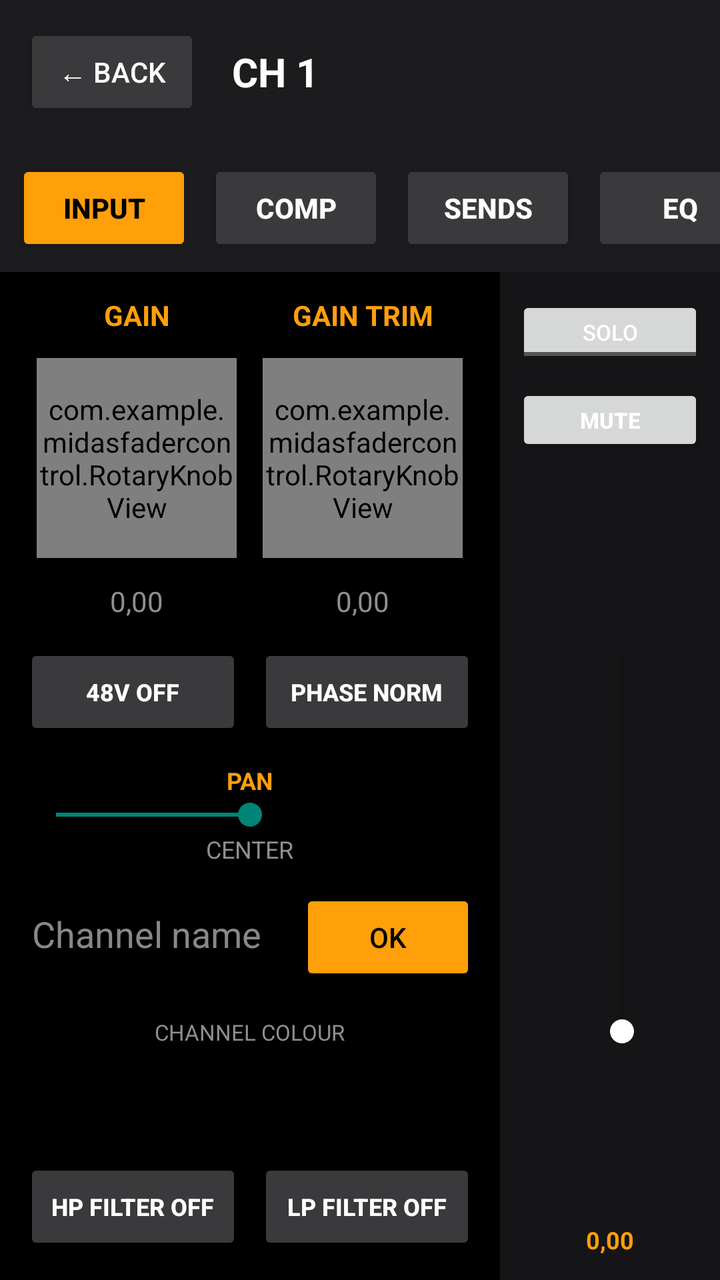
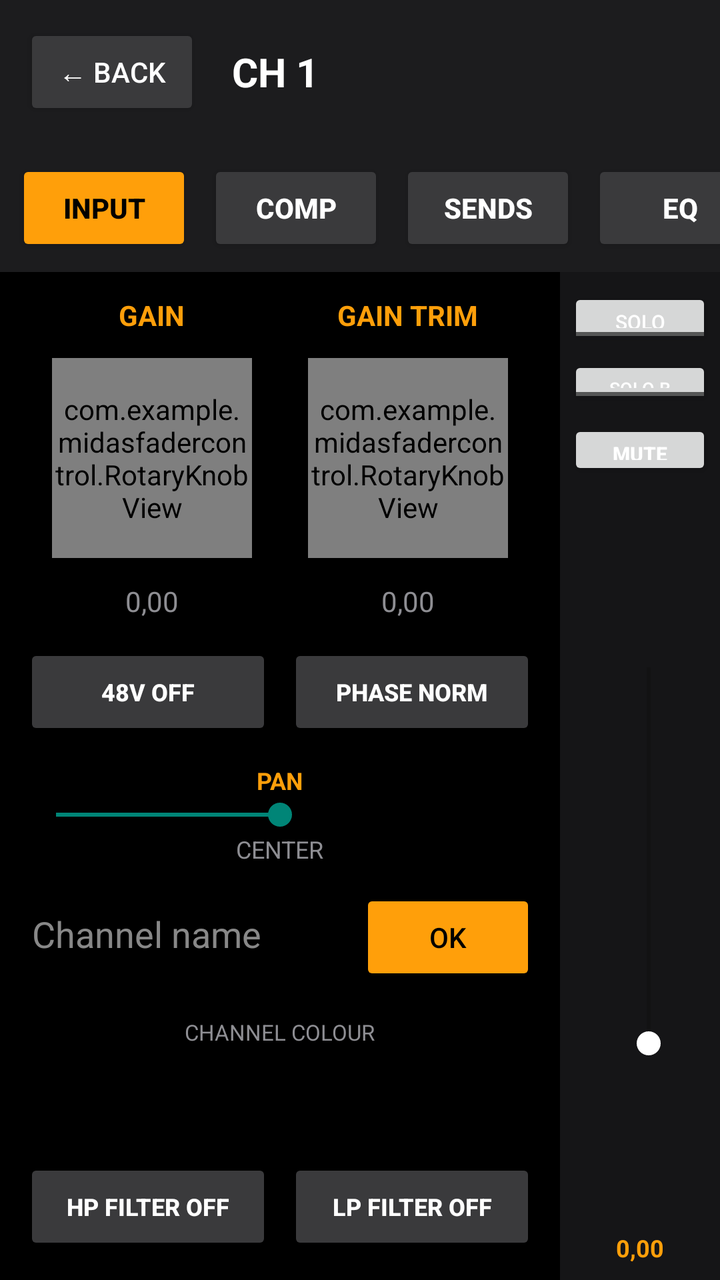

An Android layout rendered at two revisions. The XML below is the earlier revision; the diff shows what the commit changed to produce the second picture.
<!-- AndroidManifest.xml: application theme Theme.AppCompat.DayNight -->
<!-- res/layout/channel_detail.xml -->
<?xml version="1.0" encoding="utf-8"?>
<LinearLayout xmlns:android="http://schemas.android.com/apk/res/android"
    android:layout_width="match_parent"
    android:layout_height="match_parent"
    android:fitsSystemWindows="true"
    android:orientation="vertical"
    android:background="#000000">

    
    <LinearLayout
        android:layout_width="match_parent"
        android:layout_height="wrap_content"
        android:orientation="horizontal"
        android:gravity="center_vertical"
        android:background="#1c1c1e"
        android:padding="12dp">

        <Button
            android:id="@+id/btnDetailBack"
            android:layout_width="wrap_content"
            android:layout_height="wrap_content"
            android:text="← Back"
            android:textColor="#ffffff"
            android:backgroundTint="#3a3a3c" />

        <TextView
            android:id="@+id/textDetailChannelName"
            android:layout_width="0dp"
            android:layout_height="wrap_content"
            android:layout_weight="1"
            android:layout_marginStart="16dp"
            android:text="CH 1"
            android:textColor="#ffffff"
            android:textStyle="bold"
            android:textSize="20sp" />
    </LinearLayout>

    
    <HorizontalScrollView
        android:layout_width="match_parent"
        android:layout_height="wrap_content"
        android:scrollbars="none"
        android:background="#1c1c1e">

    <LinearLayout
        android:layout_width="wrap_content"
        android:layout_height="wrap_content"
        android:orientation="horizontal"
        android:padding="8dp">

        <Button
            android:id="@+id/btnTabInput"
            android:layout_width="wrap_content"
            android:layout_height="wrap_content"
            android:text="INPUT"
            android:textColor="#000000"
            android:textStyle="bold"
            android:backgroundTint="#ff9f0a"
            android:layout_marginEnd="8dp" />

        <Button
            android:id="@+id/btnTabComp"
            android:layout_width="wrap_content"
            android:layout_height="wrap_content"
            android:text="COMP"
            android:textColor="#ffffff"
            android:textStyle="bold"
            android:backgroundTint="#3a3a3c"
            android:layout_marginEnd="8dp" />

        <Button
            android:id="@+id/btnTabSends"
            android:layout_width="wrap_content"
            android:layout_height="wrap_content"
            android:text="SENDS"
            android:textColor="#ffffff"
            android:textStyle="bold"
            android:backgroundTint="#3a3a3c"
            android:layout_marginEnd="8dp" />

        <Button
            android:id="@+id/btnTabEq"
            android:layout_width="wrap_content"
            android:layout_height="wrap_content"
            android:text="EQ"
            android:textColor="#ffffff"
            android:textStyle="bold"
            android:backgroundTint="#3a3a3c"
            android:layout_marginEnd="8dp" />

        <Button
            android:id="@+id/btnTabGate"
            android:layout_width="wrap_content"
            android:layout_height="wrap_content"
            android:text="GATE"
            android:textColor="#ffffff"
            android:textStyle="bold"
            android:backgroundTint="#3a3a3c" />
    </LinearLayout>
    </HorizontalScrollView>

    
    <LinearLayout
        android:layout_width="match_parent"
        android:layout_height="0dp"
        android:layout_weight="1"
        android:orientation="horizontal">

        
        <ScrollView
            android:layout_width="0dp"
            android:layout_height="match_parent"
            android:layout_weight="1">

          <LinearLayout
            android:layout_width="match_parent"
            android:layout_height="wrap_content"
            android:orientation="vertical">

            
            <LinearLayout
                android:id="@+id/inputBlockContent"
                android:layout_width="match_parent"
                android:layout_height="wrap_content"
                android:orientation="vertical"
                android:gravity="center_horizontal"
                android:padding="12dp">

                
                <LinearLayout
                    android:layout_width="match_parent"
                    android:layout_height="wrap_content"
                    android:orientation="horizontal"
                    android:gravity="center_horizontal">

                    <LinearLayout
                        android:layout_width="0dp"
                        android:layout_height="wrap_content"
                        android:layout_weight="1"
                        android:orientation="vertical"
                        android:gravity="center_horizontal">

                        <TextView
                            android:layout_width="wrap_content"
                            android:layout_height="wrap_content"
                            android:text="GAIN"
                            android:textColor="#ff9f0a"
                            android:textStyle="bold"
                            android:textSize="14sp"
                            android:layout_marginBottom="12dp" />

                        <com.example.midasfadercontrol.RotaryKnobView
                            android:id="@+id/knobDetailGain"
                            android:layout_width="100dp"
                            android:layout_height="100dp" />

                        <TextView
                            android:id="@+id/textDetailGainValue"
                            android:layout_width="wrap_content"
                            android:layout_height="wrap_content"
                            android:text="0,00"
                            android:textColor="#8e8e93"
                            android:textSize="14sp"
                            android:layout_marginTop="12dp" />
                    </LinearLayout>

                    <LinearLayout
                        android:layout_width="0dp"
                        android:layout_height="wrap_content"
                        android:layout_weight="1"
                        android:orientation="vertical"
                        android:gravity="center_horizontal">

                        <TextView
                            android:layout_width="wrap_content"
                            android:layout_height="wrap_content"
                            android:text="GAIN TRIM"
                            android:textColor="#ff9f0a"
                            android:textStyle="bold"
                            android:textSize="14sp"
                            android:layout_marginBottom="12dp" />

                        <com.example.midasfadercontrol.RotaryKnobView
                            android:id="@+id/knobDetailGainTrim"
                            android:layout_width="100dp"
                            android:layout_height="100dp" />

                        <TextView
                            android:id="@+id/textDetailGainTrimValue"
                            android:layout_width="wrap_content"
                            android:layout_height="wrap_content"
                            android:text="0,00"
                            android:textColor="#8e8e93"
                            android:textSize="14sp"
                            android:layout_marginTop="12dp" />
                    </LinearLayout>
                </LinearLayout>

                
                <LinearLayout
                    android:layout_width="match_parent"
                    android:layout_height="wrap_content"
                    android:orientation="horizontal"
                    android:layout_marginTop="12dp">

                    <Button
                        android:id="@+id/btnDetailPhantom"
                        android:layout_width="0dp"
                        android:layout_height="wrap_content"
                        android:layout_weight="1"
                        android:layout_marginEnd="8dp"
                        android:text="48V OFF"
                        android:textSize="12sp"
                        android:textStyle="bold"
                        android:textColor="#ffffff"
                        android:backgroundTint="#3a3a3c" />

                    <Button
                        android:id="@+id/btnDetailPhase"
                        android:layout_width="0dp"
                        android:layout_height="wrap_content"
                        android:layout_weight="1"
                        android:text="PHASE NORM"
                        android:textSize="12sp"
                        android:textStyle="bold"
                        android:textColor="#ffffff"
                        android:backgroundTint="#3a3a3c" />
                </LinearLayout>

                
                <TextView
                    android:layout_width="wrap_content"
                    android:layout_height="wrap_content"
                    android:text="PAN"
                    android:textColor="#ff9f0a"
                    android:textStyle="bold"
                    android:textSize="12sp"
                    android:layout_marginTop="12dp" />
                <SeekBar
                    android:id="@+id/seekDetailPan"
                    android:layout_width="match_parent"
                    android:layout_height="wrap_content"
                    android:max="1000"
                    android:progress="500" />
                <TextView
                    android:id="@+id/textDetailPanValue"
                    android:layout_width="wrap_content"
                    android:layout_height="wrap_content"
                    android:text="CENTER"
                    android:textColor="#8e8e93"
                    android:textSize="12sp" />

                
                <LinearLayout
                    android:layout_width="match_parent"
                    android:layout_height="wrap_content"
                    android:orientation="horizontal"
                    android:layout_marginTop="12dp">

                    <EditText
                        android:id="@+id/editDetailChannelName"
                        android:layout_width="0dp"
                        android:layout_height="wrap_content"
                        android:layout_weight="1"
                        android:hint="Channel name"
                        android:textColor="#ffffff"
                        android:textColorHint="#888888"
                        android:maxLines="1" />

                    <Button
                        android:id="@+id/btnDetailApplyName"
                        android:layout_width="wrap_content"
                        android:layout_height="wrap_content"
                        android:layout_marginStart="8dp"
                        android:text="OK"
                        android:backgroundTint="#ff9f0a"
                        android:textColor="#000000" />
                </LinearLayout>

                <TextView
                    android:layout_width="wrap_content"
                    android:layout_height="wrap_content"
                    android:text="CHANNEL COLOUR"
                    android:textColor="#8e8e93"
                    android:textSize="11sp"
                    android:layout_marginTop="16dp"
                    android:layout_marginBottom="8dp" />

                <LinearLayout
                    android:id="@+id/rowColourSwatches"
                    android:layout_width="match_parent"
                    android:layout_height="36dp"
                    android:orientation="horizontal" />

                
                <LinearLayout
                    android:layout_width="match_parent"
                    android:layout_height="wrap_content"
                    android:orientation="horizontal"
                    android:layout_marginTop="12dp">

                    <Button
                        android:id="@+id/btnDetailHpFilterIn"
                        android:layout_width="0dp"
                        android:layout_height="wrap_content"
                        android:layout_weight="1"
                        android:layout_marginEnd="8dp"
                        android:text="HP FILTER OFF"
                        android:textSize="12sp"
                        android:textStyle="bold"
                        android:textColor="#ffffff"
                        android:backgroundTint="#3a3a3c" />

                    <Button
                        android:id="@+id/btnDetailLpFilterIn"
                        android:layout_width="0dp"
                        android:layout_height="wrap_content"
                        android:layout_weight="1"
                        android:text="LP FILTER OFF"
                        android:textSize="12sp"
                        android:textStyle="bold"
                        android:textColor="#ffffff"
                        android:backgroundTint="#3a3a3c" />
                </LinearLayout>

                <TextView
                    android:layout_width="wrap_content"
                    android:layout_height="wrap_content"
                    android:text="HP FREQ"
                    android:textColor="#ff9f0a"
                    android:textStyle="bold"
                    android:textSize="11sp"
                    android:layout_marginTop="12dp" />
                <SeekBar
                    android:id="@+id/seekDetailHpFreq"
                    android:layout_width="match_parent"
                    android:layout_height="wrap_content"
                    android:max="1000"
                    android:progress="0" />

                <TextView
                    android:layout_width="wrap_content"
                    android:layout_height="wrap_content"
                    android:text="LP FREQ"
                    android:textColor="#ff9f0a"
                    android:textStyle="bold"
                    android:textSize="11sp"
                    android:layout_marginTop="12dp" />
                <SeekBar
                    android:id="@+id/seekDetailLpFreq"
                    android:layout_width="match_parent"
                    android:layout_height="wrap_content"
                    android:max="1000"
                    android:progress="1000" />

                <TextView
                    android:layout_width="wrap_content"
                    android:layout_height="wrap_content"
                    android:text="INPUT DELAY"
                    android:textColor="#ff9f0a"
                    android:textStyle="bold"
                    android:textSize="11sp"
                    android:layout_marginTop="12dp" />
                <SeekBar
                    android:id="@+id/seekDetailDelay"
                    android:layout_width="match_parent"
                    android:layout_height="wrap_content"
                    android:max="1000"
                    android:progress="0" />

            </LinearLayout>

            <LinearLayout
                android:id="@+id/compBlockContent"
                android:layout_width="match_parent"
                android:layout_height="wrap_content"
                android:orientation="vertical"
                android:padding="12dp"
                android:visibility="gone" />
            

            <LinearLayout
                android:id="@+id/eqBlockContent"
                android:layout_width="match_parent"
                android:layout_height="wrap_content"
                android:orientation="vertical"
                android:padding="12dp"
                android:visibility="gone" />
            

            <LinearLayout
                android:id="@+id/gateBlockContent"
                android:layout_width="match_parent"
                android:layout_height="wrap_content"
                android:orientation="vertical"
                android:padding="12dp"
                android:visibility="gone" />
            

          </LinearLayout>
        </ScrollView>

        
        <HorizontalScrollView
            android:id="@+id/sendsBlockContent"
            android:layout_width="0dp"
            android:layout_height="match_parent"
            android:layout_weight="1"
            android:scrollbars="none"
            android:visibility="gone">

            <LinearLayout
                android:id="@+id/sendsBlockRow"
                android:layout_width="wrap_content"
                android:layout_height="match_parent"
                android:orientation="horizontal"
                android:paddingStart="12dp"
                android:paddingEnd="12dp" />
        </HorizontalScrollView>
        

        
        <LinearLayout
            android:layout_width="110dp"
            android:layout_height="match_parent"
            android:orientation="vertical"
            android:gravity="center_horizontal"
            android:background="#151517"
            android:paddingTop="12dp"
            android:paddingBottom="12dp">

            <ToggleButton
                android:id="@+id/detailSolo"
                android:layout_width="match_parent"
                android:layout_height="36dp"
                android:layout_marginStart="8dp"
                android:layout_marginEnd="8dp"
                android:textOn="SOLO"
                android:textOff="SOLO"
                android:textSize="11sp"
                android:textColor="#ffffff" />

            <Button
                android:id="@+id/detailMute"
                android:layout_width="match_parent"
                android:layout_height="36dp"
                android:layout_marginStart="8dp"
                android:layout_marginEnd="8dp"
                android:layout_marginTop="8dp"
                android:text="MUTE"
                android:textSize="11sp"
                android:textStyle="bold"
                android:textColor="#ffffff" />

            <LinearLayout
                android:layout_width="match_parent"
                android:layout_height="0dp"
                android:layout_weight="1"
                android:layout_marginTop="12dp"
                android:orientation="horizontal"
                android:gravity="center_horizontal">

                <FrameLayout
                    android:layout_width="8dp"
                    android:layout_height="match_parent"
                    android:layout_marginEnd="4dp">
                    <View
                        android:id="@+id/detailMeterBar"
                        android:layout_width="match_parent"
                        android:layout_height="0dp"
                        android:layout_gravity="bottom"
                        android:background="#34c759" />
                </FrameLayout>

                <FrameLayout
                    android:id="@+id/detailFaderContainer"
                    android:layout_width="32dp"
                    android:layout_height="match_parent">

                    <SeekBar
                        android:id="@+id/detailFader"
                        android:layout_width="220dp"
                        android:layout_height="32dp"
                        android:layout_gravity="center"
                        android:max="1000"
                        android:progress="0"
                        android:progressTint="#ff9f0a"
                        android:thumbTint="#ffffff"
                        android:rotation="270" />
                </FrameLayout>
            </LinearLayout>

            <TextView
                android:id="@+id/textDetailLevelValue"
                android:layout_width="wrap_content"
                android:layout_height="wrap_content"
                android:text="0,00"
                android:textColor="#ff9f0a"
                android:textStyle="bold"
                android:textSize="12sp"
                android:layout_marginTop="8dp" />
        </LinearLayout>
    </LinearLayout>
</LinearLayout>
<!-- resources referenced by this layout -->
<resources>

</resources>

<!-- the commit's change to res/layout/channel_detail.xml (unified diff, before → after) -->
@@ -108,6 +108,7 @@
 
         
         <ScrollView
+            android:id="@+id/tabContentScroll"
             android:layout_width="0dp"
             android:layout_height="match_parent"
             android:layout_weight="1">
@@ -421,34 +422,47 @@
 
         
         <LinearLayout
-            android:layout_width="110dp"
+            android:layout_width="80dp"
             android:layout_height="match_parent"
             android:orientation="vertical"
             android:gravity="center_horizontal"
             android:background="#151517"
-            android:paddingTop="12dp"
-            android:paddingBottom="12dp">
+            android:paddingTop="8dp"
+            android:paddingBottom="8dp">
 
             <ToggleButton
                 android:id="@+id/detailSolo"
                 android:layout_width="match_parent"
-                android:layout_height="36dp"
-                android:layout_marginStart="8dp"
-                android:layout_marginEnd="8dp"
+                android:layout_height="30dp"
+                android:layout_marginStart="4dp"
+                android:layout_marginEnd="4dp"
                 android:textOn="SOLO"
                 android:textOff="SOLO"
-                android:textSize="11sp"
+                android:textSize="10sp"
+                android:textColor="#ffffff" />
+
+            
+            <ToggleButton
+                android:id="@+id/detailSoloB"
+                android:layout_width="match_parent"
+                android:layout_height="26dp"
+                android:layout_marginStart="4dp"
+                android:layout_marginEnd="4dp"
+                android:layout_marginTop="4dp"
+                android:textOn="SOLO B"
+                android:textOff="SOLO B"
+                android:textSize="9sp"
                 android:textColor="#ffffff" />
 
             <Button
                 android:id="@+id/detailMute"
                 android:layout_width="match_parent"
-                android:layout_height="36dp"
-                android:layout_marginStart="8dp"
-                android:layout_marginEnd="8dp"
-                android:layout_marginTop="8dp"
+                android:layout_height="30dp"
+                android:layout_marginStart="4dp"
+                android:layout_marginEnd="4dp"
+                android:layout_marginTop="6dp"
                 android:text="MUTE"
-                android:textSize="11sp"
+                android:textSize="10sp"
                 android:textStyle="bold"
                 android:textColor="#ffffff" />
 
@@ -456,14 +470,14 @@
                 android:layout_width="match_parent"
                 android:layout_height="0dp"
                 android:layout_weight="1"
-                android:layout_marginTop="12dp"
+                android:layout_marginTop="8dp"
                 android:orientation="horizontal"
                 android:gravity="center_horizontal">
 
                 <FrameLayout
-                    android:layout_width="8dp"
+                    android:layout_width="6dp"
                     android:layout_height="match_parent"
-                    android:layout_marginEnd="4dp">
+                    android:layout_marginEnd="3dp">
                     <View
                         android:id="@+id/detailMeterBar"
                         android:layout_width="match_parent"
@@ -474,13 +488,13 @@
 
                 <FrameLayout
                     android:id="@+id/detailFaderContainer"
-                    android:layout_width="32dp"
+                    android:layout_width="28dp"
                     android:layout_height="match_parent">
 
                     <SeekBar
                         android:id="@+id/detailFader"
                         android:layout_width="220dp"
-                        android:layout_height="32dp"
+                        android:layout_height="28dp"
                         android:layout_gravity="center"
                         android:max="1000"
                         android:progress="0"
